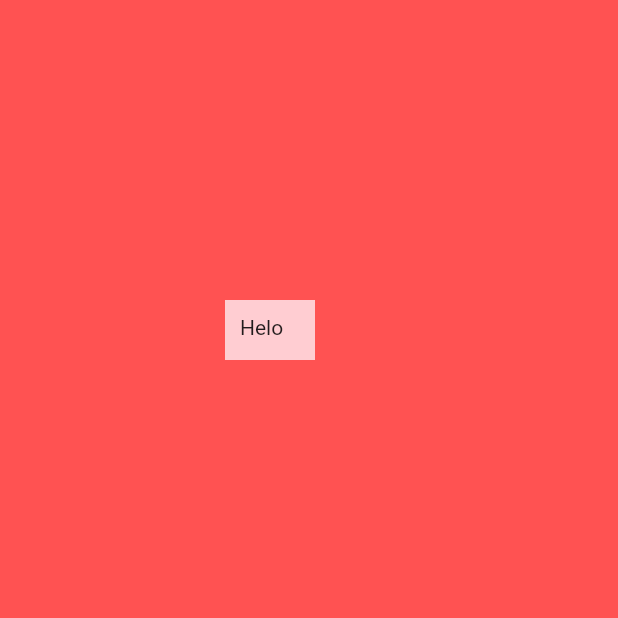
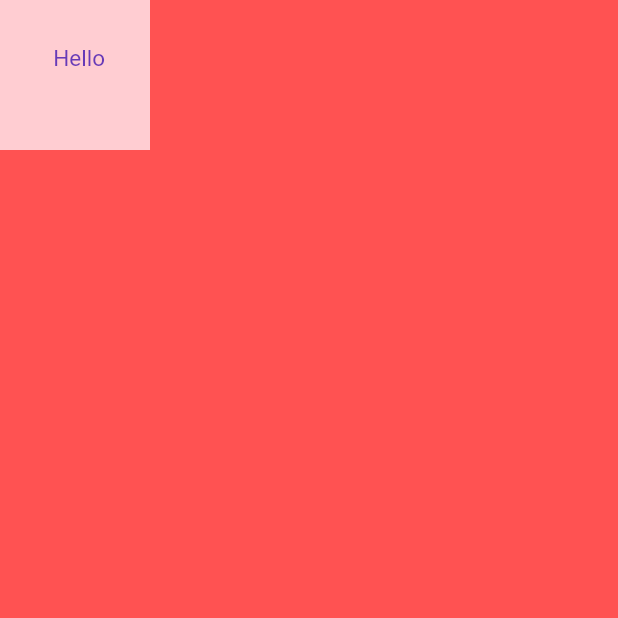
Before and after one commit to Mr-Perfectuz/flutter_card, a Flutter app: the screen it shows after launch, on a phone screen of 412 x 824 dp, the top half of it. Run offline on Flutter 3.47's test engine with Material 2 defaults, Android fonts, the phone set to English and light mode, and no system bars.

Commit message:
main container has been updated

```diff
--- a/lib/main.dart
+++ b/lib/main.dart
@@ -1,3 +1,4 @@
+import 'package:flutter/cupertino.dart';
 import 'package:flutter/material.dart';
 
 void main() {
@@ -16,15 +17,21 @@ class MyApp extends StatelessWidget {
       home: Scaffold(
         backgroundColor: Colors.redAccent,
         body: SafeArea(
-          child: Container(
-            margin: EdgeInsets.symmetric(vertical: 200.0, horizontal: 150.0),
-            padding: EdgeInsets.all(10.0),
-            width: 60,
-            height: 40,
-            color: Colors.red[100],
-            child: Text('Helo'),
-          ),
-        ),
+            child: Column(
+          children: <Widget>[
+            Container(
+              padding: EdgeInsets.all(30.0),
+              color: Colors.red[100],
+              width: 100.0,
+              height: 100.0,
+              child: Text(
+                'Hello',
+                textDirection: TextDirection.rtl,
+                style: TextStyle(fontSize: 15.0, color: Colors.deepPurple),
+              ),
+            ),
+          ],
+        )),
       ),
     );
   }
```
